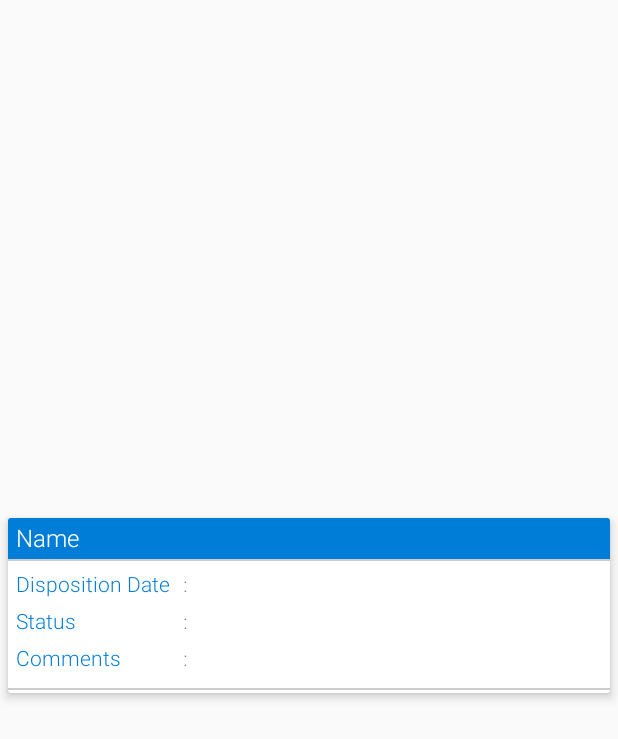
After one commit to abhinay100/Customer, an Android app: the layout dispositions_card.xml on its own in the app's theme, with its tools: preview values and no code run, on a phone screen of 412 x 824 dp. The commit adds this screen. Shown: the top 739 px of the screen. Run offline under Robolectric (Android 15) with nearby library versions, the light colour scheme and no system bars.

Commit message:
dispositions working

```diff
--- a/app/build.gradle
+++ b/app/build.gradle
@@ -100,6 +100,7 @@ dependencies {
     }
 
     compile 'com.android.support:recyclerview-v7:23.1.1'
+    compile 'com.android.support:recyclerview-v7:23.1.1'
 }
 
 apply plugin: 'com.google.gms.google-services'
--- a/app/src/main/java/customer/apnacare/in/customer/service/DataSyncService.java
+++ b/app/src/main/java/customer/apnacare/in/customer/service/DataSyncService.java
@@ -18,6 +18,7 @@ import customer.apnacare.in.customer.model.Bills;
 import customer.apnacare.in.customer.model.Caregiver;
 import customer.apnacare.in.customer.model.CaseRecord;
 import customer.apnacare.in.customer.model.Comments;
+import customer.apnacare.in.customer.model.Dispositions;
 import customer.apnacare.in.customer.model.Documents;
 import customer.apnacare.in.customer.model.Patient;
 import customer.apnacare.in.customer.model.ServiceRequest;
@@ -413,6 +414,8 @@ public class DataSyncService extends IntentService {
                                             for(int i = 0;i < dispositionJsonArray.size(); i++){
                                                 try{
                                                     JsonObject jsonObject = (JsonObject) dispositionJsonArray.get(i);
+                                                    Dispositions dispositions = new Dispositions(jsonObject);
+                                                    realm.copyToRealmOrUpdate(dispositions);
 
 
 
--- /dev/null
+++ b/app/src/main/res/layout/dispositions_card.xml
@@ -0,0 +1,172 @@
+<android.support.v7.widget.CardView xmlns:android="http://schemas.android.com/apk/res/android"
+    xmlns:app="http://schemas.android.com/apk/res-auto"
+    xmlns:tools="http://schemas.android.com/tools"
+    android:id="@+id/card_view"
+    android:layout_width="match_parent"
+    android:layout_height="wrap_content"
+    android:layout_gravity="center"
+    android:layout_marginBottom="8dp"
+    android:layout_marginLeft="5dp"
+    android:layout_marginRight="5dp"
+    android:elevation="2dp"
+    app:cardElevation="4dp"
+    android:foreground="?attr/selectableItemBackground">
+
+    <RelativeLayout
+        android:layout_width="match_parent"
+        android:layout_height="wrap_content">
+
+        <LinearLayout
+            android:layout_width="match_parent"
+            android:layout_height="wrap_content"
+            android:orientation="horizontal">
+
+            <LinearLayout
+                android:layout_width="match_parent"
+                android:layout_height="match_parent"
+                android:orientation="horizontal">
+
+                <LinearLayout
+                    android:layout_width="wrap_content"
+                    android:layout_height="wrap_content"
+                    android:layout_weight="2"
+                    android:orientation="vertical">
+
+                    <LinearLayout
+                        android:layout_width="match_parent"
+                        android:layout_height="wrap_content"
+                        android:background="@color/apnacareDarkBlue"
+                        android:orientation="horizontal">
+
+                        <TextView
+                            android:id="@+id/lblDispositionName"
+                            android:layout_width="wrap_content"
+                            android:layout_height="25dp"
+                            android:layout_marginTop="2dp"
+                            android:layout_marginLeft="5dp"
+                            android:layout_weight="1"
+                            tools:text="Name"
+                            android:textColor="@color/white"
+                            android:textSize="16sp"
+                            android:layout_marginBottom="0dp" />
+
+
+                        <!--<TextView-->
+                            <!--android:id="@+id/lblDate"-->
+                            <!--android:layout_width="wrap_content"-->
+                            <!--android:layout_height="25dp"-->
+                            <!--android:layout_weight="0.3"-->
+                            <!--android:layout_marginTop="2dp"-->
+                            <!--android:layout_marginLeft="5dp"-->
+                            <!--android:textColor="@color/white"-->
+                            <!--tools:text="22/09/2017"-->
+                            <!--android:gravity="right"-->
+                            <!--android:textSize="16sp"-->
+                            <!--android:layout_marginBottom="0dp" />-->
+
+                    </LinearLayout>
+
+                    <TextView
+                        android:id="@+id/line"
+                        android:layout_width="match_parent"
+                        android:layout_height="1dp"
+                        android:layout_below="@id/lblArea"
+                        android:background="#CCC"/>
+
+
+                    <LinearLayout
+                        android:id="@+id/details"
+                        android:layout_width="match_parent"
+                        android:layout_height="wrap_content"
+                        android:orientation="horizontal">
+
+
+                        <TableLayout
+                            android:layout_width="match_parent"
+                            android:layout_height="match_parent"
+                            android:padding="5dp">
+
+                            <TableRow
+                                android:layout_marginBottom="5dp">
+                                <TextView
+                                    android:layout_width="match_parent"
+                                    android:layout_height="wrap_content"
+                                    android:textColor="@color/apnacareDarkBlue"
+                                    android:text="Disposition Date"/>
+                                <TextView
+                                    android:layout_width="match_parent"
+                                    android:layout_height="wrap_content"
+                                    android:layout_marginLeft="5dp"
+                                    android:text=" : "/>
+                                <TextView
+                                    android:id="@+id/lblDispositionDate"
+                                    android:layout_width="match_parent"
+                                    android:layout_height="wrap_content"
+                                    android:text=""/>
+                            </TableRow>
+
+                            <TableRow
+                                android:layout_marginBottom="5dp">
+                                <TextView
+                                    android:layout_width="match_parent"
+                                    android:layout_height="wrap_content"
+                                    android:textColor="@color/apnacareDarkBlue"
+                                    android:text="Status"/>
+                                <TextView
+                                    android:layout_width="match_parent"
+                                    android:layout_height="wrap_content"
+                                    android:layout_marginLeft="5dp"
+                                    android:text=" : "/>
+                                <TextView
+                                    android:id="@+id/lblStatus"
+                                    android:layout_width="match_parent"
+                                    android:layout_height="wrap_content"
+                                    android:text=""/>
+                            </TableRow>
+
+                            <TableRow
+                                android:layout_marginBottom="5dp">
+                                <TextView
+                                    android:layout_width="match_parent"
+                                    android:layout_height="wrap_content"
+                                    android:textColor="@color/apnacareDarkBlue"
+                                    android:text="Comments"/>
+                                <TextView
+                                    android:layout_width="match_parent"
+                                    android:layout_height="wrap_content"
+                                    android:layout_marginLeft="5dp"
+                                    android:text=" : "/>
+                                <TextView
+                                    android:id="@+id/lblComments"
+                                    android:layout_width="match_parent"
+                                    android:layout_height="wrap_content"
+                                    android:text=""/>
+                            </TableRow>
+
+                        </TableLayout>
+
+
+
+                    </LinearLayout>
+
+                    <TextView
+                        android:id="@+id/line1"
+                        android:layout_width="match_parent"
+                        android:layout_height="1dp"
+                        android:layout_marginBottom="2dp"
+                        android:layout_below="@id/details"
+                        android:background="#CCC"/>
+
+
+
+                </LinearLayout>
+
+
+
+            </LinearLayout>
+
+        </LinearLayout>
+
+
+    </RelativeLayout>
+</android.support.v7.widget.CardView>
```
Also changed, not shown: app/src/main/java/customer/apnacare/in/customer/activity/CasesActivity.java (+12 -0 lines), app/src/main/java/customer/apnacare/in/customer/adapters/DispositionsAdapter.java (added, +86 -0 lines), app/src/main/java/customer/apnacare/in/customer/fragments/CaseDisposition.java (+54 -0 lines), app/src/main/java/customer/apnacare/in/customer/model/Dispositions.java (added, +103 -0 lines), app/src/main/res/layout/comments_card.xml (+1 -68 lines), app/src/main/res/layout/fragment_dispositions.xml (added, +29 -0 lines).
